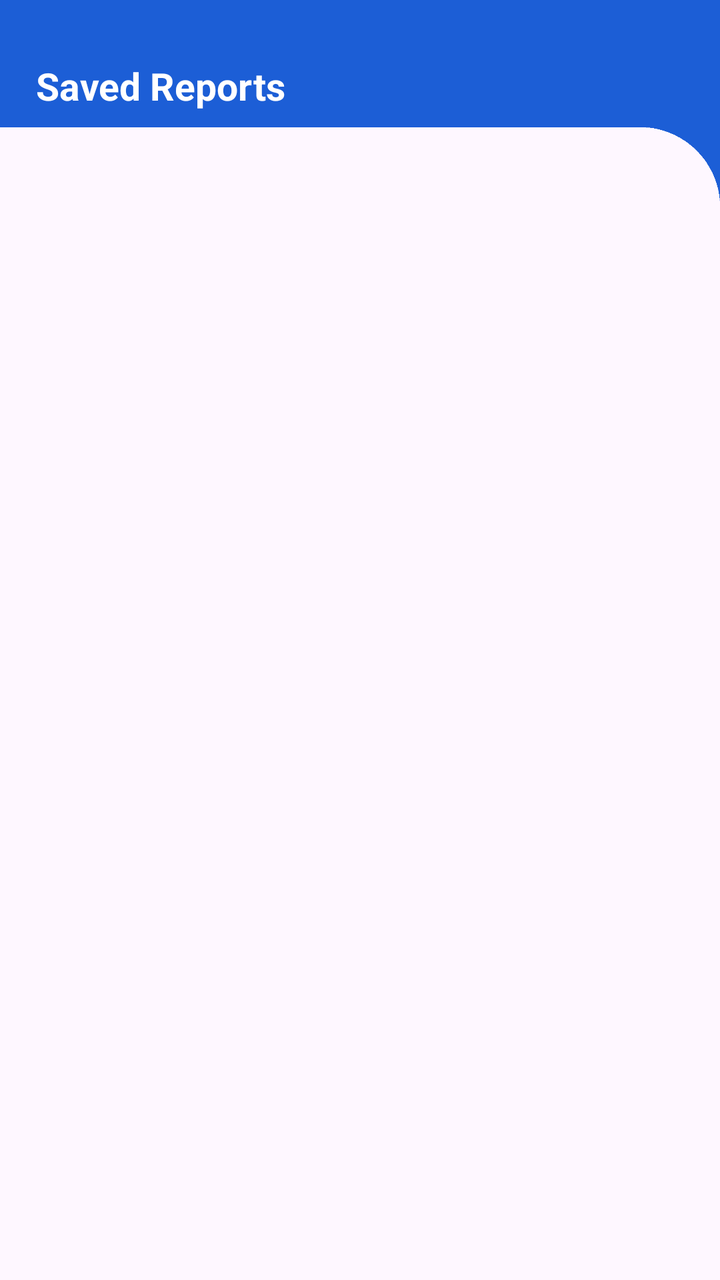
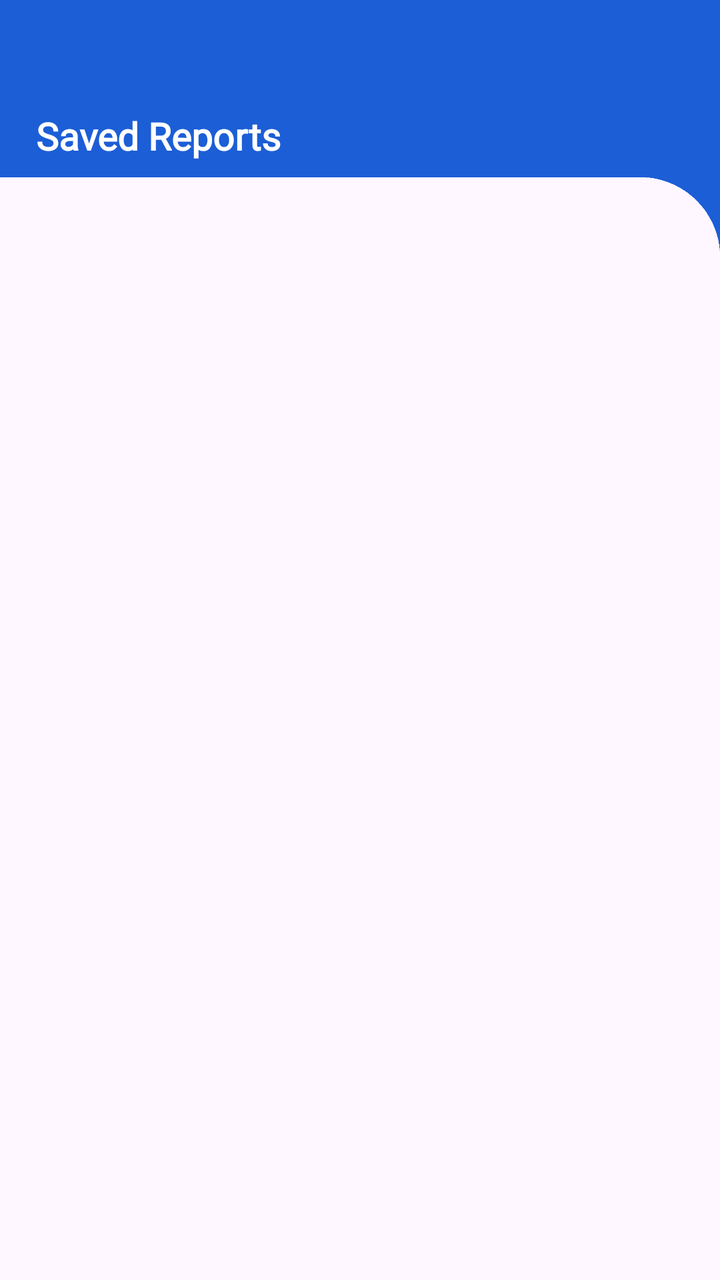

The first picture is an Android layout as it rendered before a commit; the second is the same layout after the commit. The layout source and the unified diff follow.
<!-- AndroidManifest.xml: application theme Theme.HAAi -->
<!-- res/layout/activity_reports.xml -->
<?xml version="1.0" encoding="utf-8"?>
<LinearLayout xmlns:android="http://schemas.android.com/apk/res/android"
    android:layout_width="match_parent"
    android:layout_height="match_parent"
    android:orientation="vertical">
    <LinearLayout
        android:layout_width="match_parent"
        android:layout_height="wrap_content"
        android:orientation="vertical">
        <LinearLayout
            android:layout_width="match_parent"
            android:layout_height="wrap_content"
            android:background="@color/primary_blue_dark">
            <TextView
                android:layout_width="wrap_content"
                android:layout_height="wrap_content"
                android:text="Saved Reports"
                android:paddingHorizontal="18dp"
                android:textColor="@color/text_white"
                android:textStyle="bold"
                android:textSize="19sp"
                android:layout_marginTop="30dp"
                android:layout_marginBottom="8dp"/>
        </LinearLayout>
        <LinearLayout
            android:layout_width="match_parent"
            android:layout_height="wrap_content"
            android:orientation="horizontal">
            <View
                android:layout_width="0dp"
                android:layout_height="2dp"
                android:layout_weight="1"/>
            <ImageView
                android:layout_width="40dp"
                android:layout_height="40dp"
                android:src="@drawable/right_corner"/>
        </LinearLayout>

    </LinearLayout>
    <ScrollView
        android:layout_width="match_parent"
        android:layout_height="0dp"
        android:layout_weight="1">



    <LinearLayout
        android:id="@+id/reportsContainer"
        android:orientation="vertical"
        android:layout_width="match_parent"
        android:layout_height="wrap_content" />
    </ScrollView>

</LinearLayout>
<!-- resources referenced by this layout -->
<resources>
  <color name="primary_blue_dark">#1C5ED6</color>
  <color name="text_white">#FFFFFF</color>
  <!-- drawable right_corner: png bitmap (drawable, 776 bytes) -->
  <style name="Theme.HAAi" parent="Base.Theme.HAAi" />
  <style name="Base.Theme.HAAi" parent="Theme.Material3.DayNight.NoActionBar">
          
          
      </style>
</resources>

<!-- the commit's change to res/layout/activity_reports.xml (unified diff, before → after) -->
@@ -6,7 +6,8 @@
     <LinearLayout
         android:layout_width="match_parent"
         android:layout_height="wrap_content"
-        android:orientation="vertical">
+        android:orientation="vertical"
+        android:foreground="@drawable/wave_fg_overlay">
         <LinearLayout
             android:layout_width="match_parent"
             android:layout_height="wrap_content"
@@ -18,8 +19,10 @@
                 android:paddingHorizontal="18dp"
                 android:textColor="@color/text_white"
                 android:textStyle="bold"
+                android:fontFamily="@font/nunito_normal"
+                android:textFontWeight="700"
                 android:textSize="19sp"
-                android:layout_marginTop="30dp"
+                android:layout_marginTop="55dp"
                 android:layout_marginBottom="8dp"/>
         </LinearLayout>
         <LinearLayout
<!-- resource entries referenced after the edit -->
@@ -3,6 +3,7 @@
   <color name="primary_blue_dark">#1C5ED6</color>
   <color name="text_white">#FFFFFF</color>
   <!-- drawable right_corner: png bitmap (drawable, 776 bytes) -->
+  <!-- drawable wave_fg_overlay: png bitmap (drawable, 107779 bytes) -->
   <style name="Theme.HAAi" parent="Base.Theme.HAAi" />
   <style name="Base.Theme.HAAi" parent="Theme.Material3.DayNight.NoActionBar">
           
